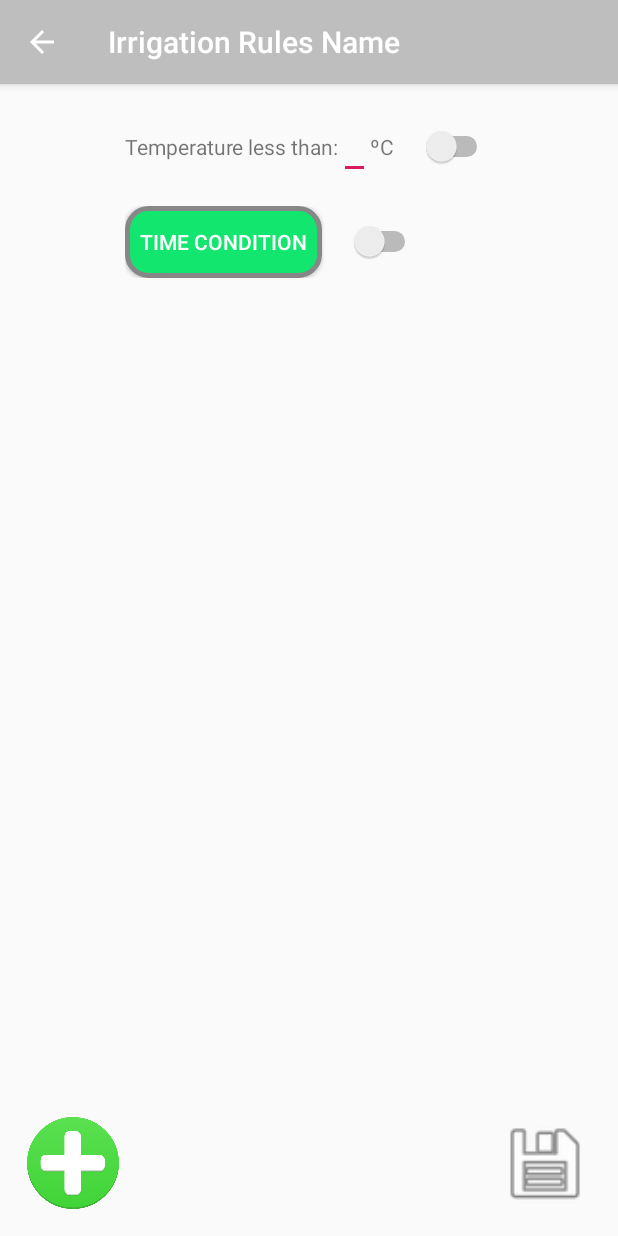
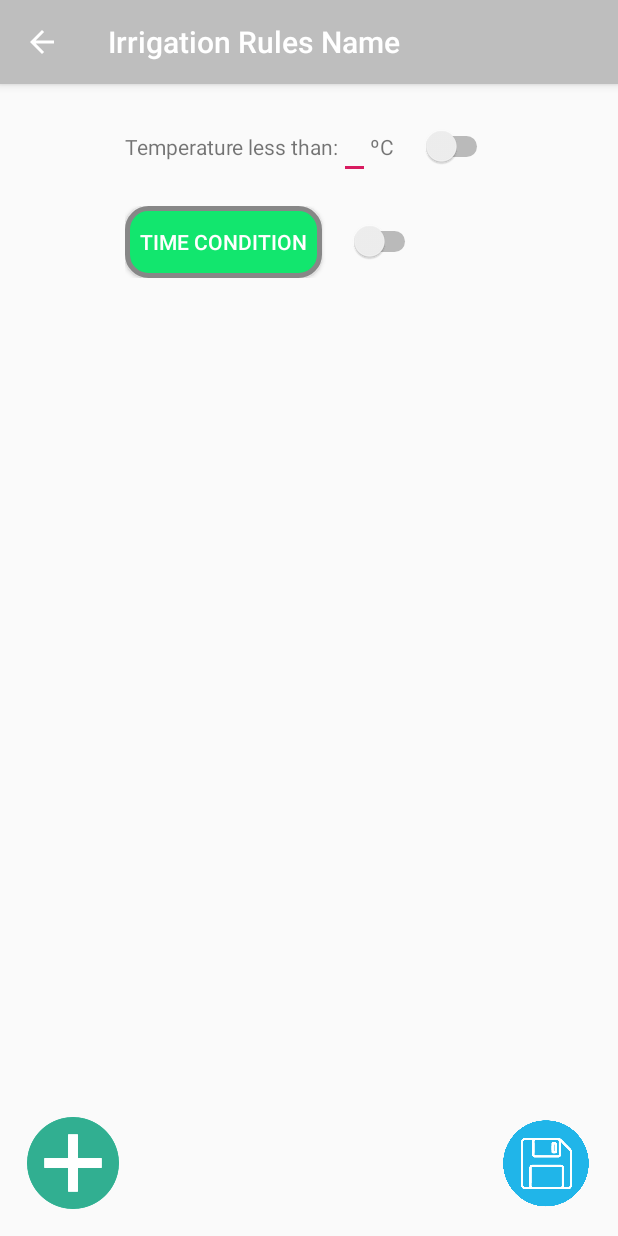
Before and after one commit to GarduinoTeam/Garduino, an Android app: the EditIrrigationRule screen opened directly, with no data from a screen before it, on a phone screen of 412 x 824 dp. Run offline under Robolectric (Android 15) with nearby library versions, the light colour scheme and no system bars.

Commit message:
Changed icons styles

```diff
--- a/GarduinoAndroid/app/src/main/res/layout/edit_irrigation_rule.xml
+++ b/GarduinoAndroid/app/src/main/res/layout/edit_irrigation_rule.xml
@@ -62,16 +62,15 @@
         android:id="@+id/addCondition"
         android:layout_width="61dp"
         android:layout_height="61dp"
-        android:background="@drawable/addimg"
         android:layout_alignParentBottom="true"
-        />
+        android:background="@drawable/addicon" />
 
     <Button
         android:id="@+id/saveConditons"
         android:layout_width="61dp"
         android:layout_height="61dp"
-        android:background="@android:drawable/ic_menu_save"
         android:layout_alignParentRight="true"
-        android:layout_alignParentBottom="true" />
+        android:layout_alignParentBottom="true"
+        android:background="@drawable/saveicon" />
 
 </RelativeLayout>
--- a/GarduinoAndroid/app/src/main/res/layout/irrigation_rules.xml
+++ b/GarduinoAndroid/app/src/main/res/layout/irrigation_rules.xml
@@ -16,7 +16,7 @@
         android:layout_width="61dp"
         android:layout_height="61dp"
         android:layout_alignParentBottom="true"
-        android:background="@drawable/addimg" />
+        android:background="@drawable/addicon" />
 
     <Button
         android:id="@+id/saveIrrigationRules"
@@ -24,6 +24,6 @@
         android:layout_height="61dp"
         android:layout_alignParentRight="true"
         android:layout_alignParentBottom="true"
-        android:background="@android:drawable/ic_menu_save" />
+        android:background="@drawable/saveicon" />
 
 </RelativeLayout>
--- a/GarduinoAndroid/app/src/main/res/layout/settings_information.xml
+++ b/GarduinoAndroid/app/src/main/res/layout/settings_information.xml
@@ -62,6 +62,6 @@
         android:layout_alignParentEnd="true"
         android:layout_alignParentRight="true"
         android:layout_alignParentBottom="true"
-        android:background="@android:drawable/ic_menu_save" />
+        android:background="@drawable/saveicon" />
 
 </RelativeLayout>
--- a/GarduinoAndroid/app/src/main/res/layout/time_conditions.xml
+++ b/GarduinoAndroid/app/src/main/res/layout/time_conditions.xml
@@ -100,9 +100,9 @@
         android:id="@+id/saveTimeCondition"
         android:layout_width="61dp"
         android:layout_height="61dp"
-        android:background="@android:drawable/ic_menu_save"
         android:layout_alignParentRight="true"
-        android:layout_alignParentBottom="true" />
+        android:layout_alignParentBottom="true"
+        android:background="@drawable/saveicon" />
 
 
 </RelativeLayout>
```
Also changed, not shown: GarduinoAndroid/app/src/main/res/drawable-v24/addicon.png (added), GarduinoAndroid/app/src/main/res/drawable/addimg.jpg (deleted), GarduinoAndroid/app/src/main/res/drawable/saveicon.png (added).
